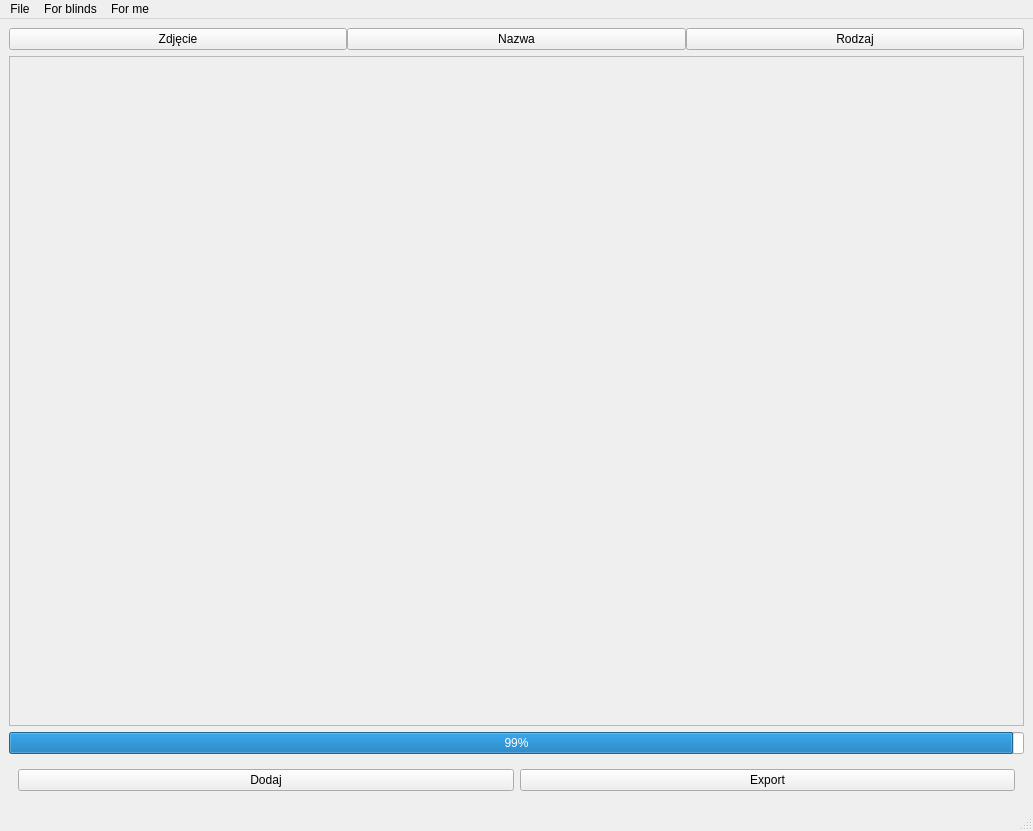
Above: gui/ui/gui.ui from MariuszAKS/Projekt_IO before the change. Below: the same form after it.
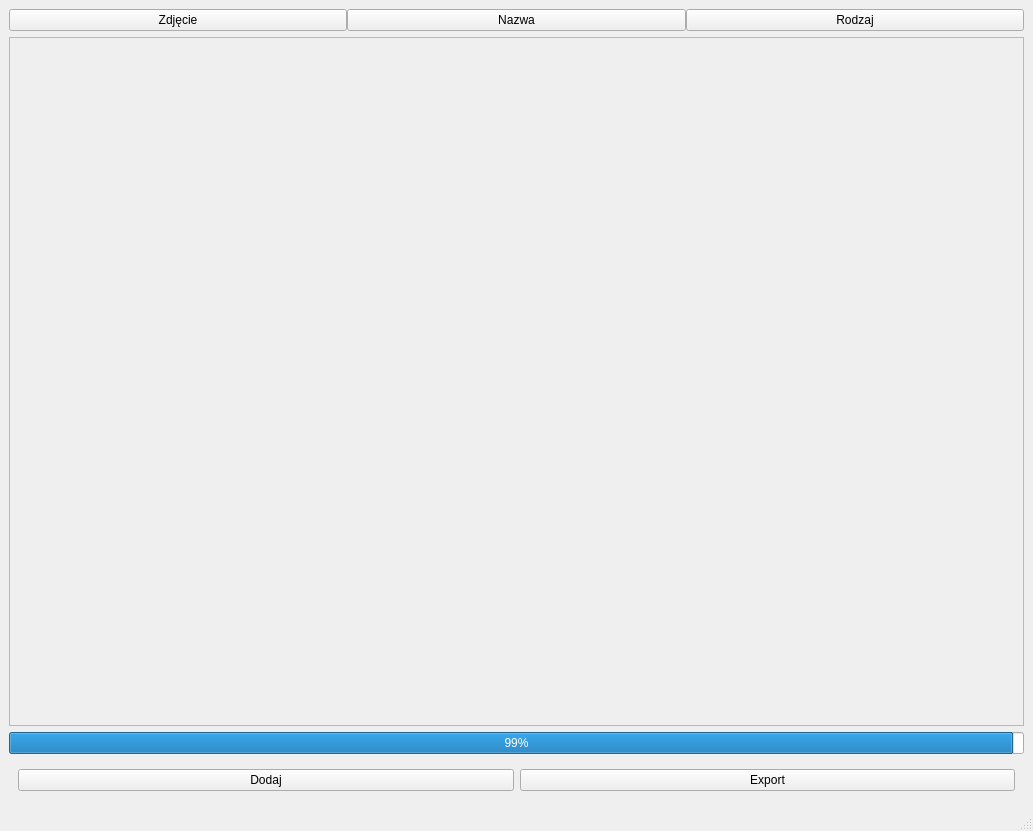
That is the form after the change.

What changed in the file:
```diff
--- a/gui/ui/gui.ui
+++ b/gui/ui/gui.ui
@@ -65,8 +65,8 @@
         <rect>
          <x>0</x>
          <y>0</y>
-         <width>1009</width>
-         <height>631</height>
+         <width>1017</width>
+         <height>626</height>
         </rect>
        </property>
        <property name="layoutDirection">
@@ -83,8 +83,8 @@
           </property>
           <property name="sizeHint" stdset="0">
            <size>
-            <width>20</width>
-            <height>40</height>
+            <width>1</width>
+            <height>1</height>
            </size>
           </property>
          </spacer>
@@ -128,30 +128,9 @@
      <x>0</x>
      <y>0</y>
      <width>1033</width>
-     <height>26</height>
+     <height>32</height>
     </rect>
    </property>
-   <widget class="QMenu" name="menuFile">
-    <property name="title">
-     <string>File</string>
-    </property>
-    <addaction name="separator"/>
-    <addaction name="actionSave"/>
-    <addaction name="actionLoad"/>
-   </widget>
-   <widget class="QMenu" name="menuSave">
-    <property name="title">
-     <string>For blinds</string>
-    </property>
-   </widget>
-   <widget class="QMenu" name="menuLoad">
-    <property name="title">
-     <string>For me</string>
-    </property>
-   </widget>
-   <addaction name="menuFile"/>
-   <addaction name="menuSave"/>
-   <addaction name="menuLoad"/>
   </widget>
   <widget class="QStatusBar" name="statusbar"/>
   <action name="actionSave">
```
